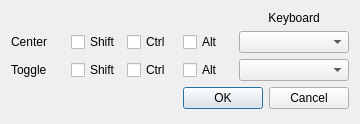
Above: facetracknoir/ftnoir_keyboardshortcuts.ui from opentrack/opentrack before the change. Below: the same form after it.
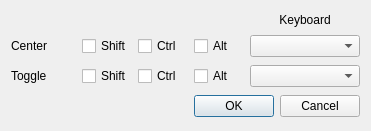
That is the form after the change. Icons and pictures are not drawn.

Commit message: rename window titles following the fork

What changed in the file:
```diff
--- a/facetracknoir/ftnoir_keyboardshortcuts.ui
+++ b/facetracknoir/ftnoir_keyboardshortcuts.ui
@@ -6,8 +6,8 @@
    <rect>
     <x>0</x>
     <y>0</y>
-    <width>360</width>
-    <height>124</height>
+    <width>371</width>
+    <height>131</height>
    </rect>
   </property>
   <property name="sizePolicy">
```
Left out of the diff: 2 changed lines with no effect on the pictures. The commit also changes 4 other files.
